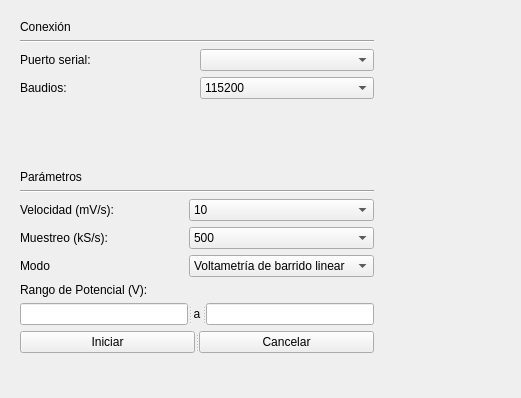
This is Ui_main.ui in ROaurelian/coreSTAT as Qt 5 draws it before an edit; both pictures show x 0 to 521 and y 0 to 398 of the 800 by 900 pixel window. The edited form follows.
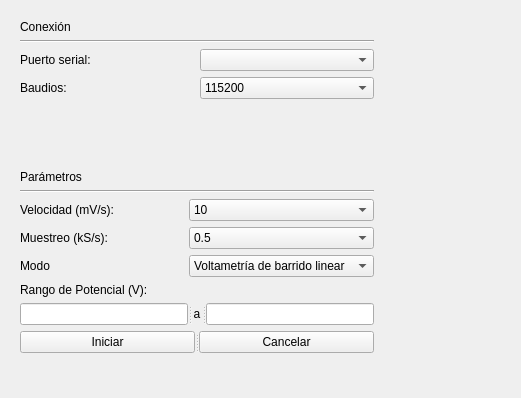
This is the edited form. Icons and pictures are not drawn. Custom widgets are drawn as their Qt base class.

```diff
--- a/Ui_main.ui
+++ b/Ui_main.ui
@@ -227,7 +227,7 @@
         <widget class="QComboBox" name="samplingcomboBox">
          <item>
           <property name="text">
-           <string>500</string>
+           <string>0.5</string>
           </property>
          </item>
          <item>
```
Left out of the diff: 33 changed lines with no effect on the pictures.
